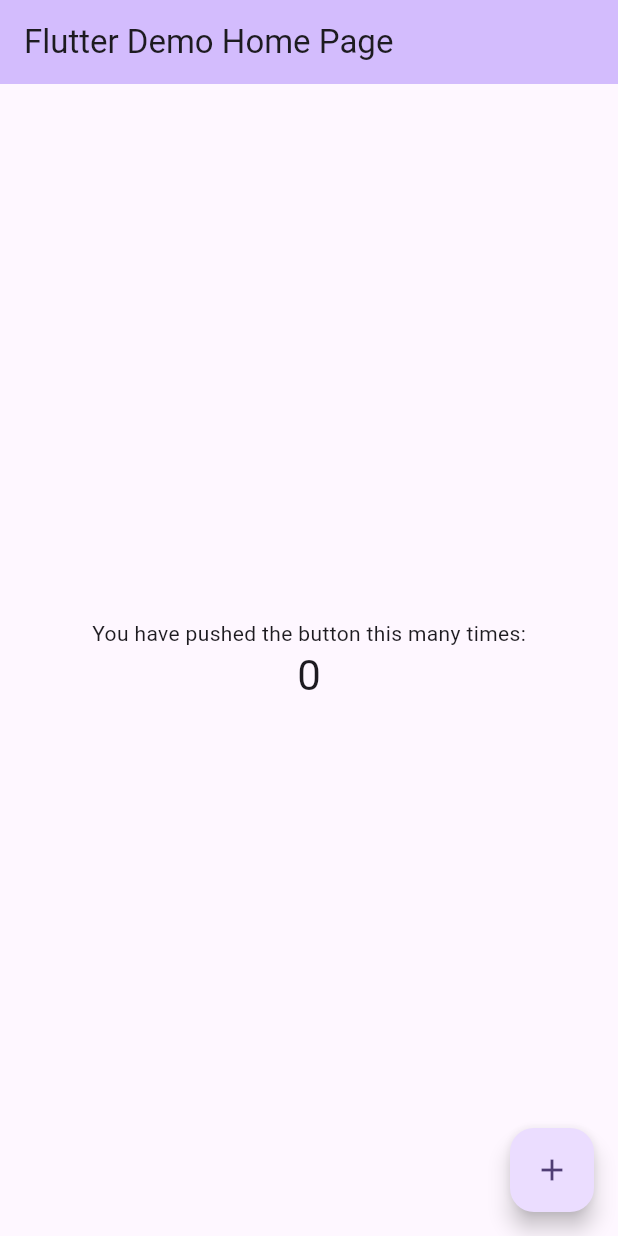
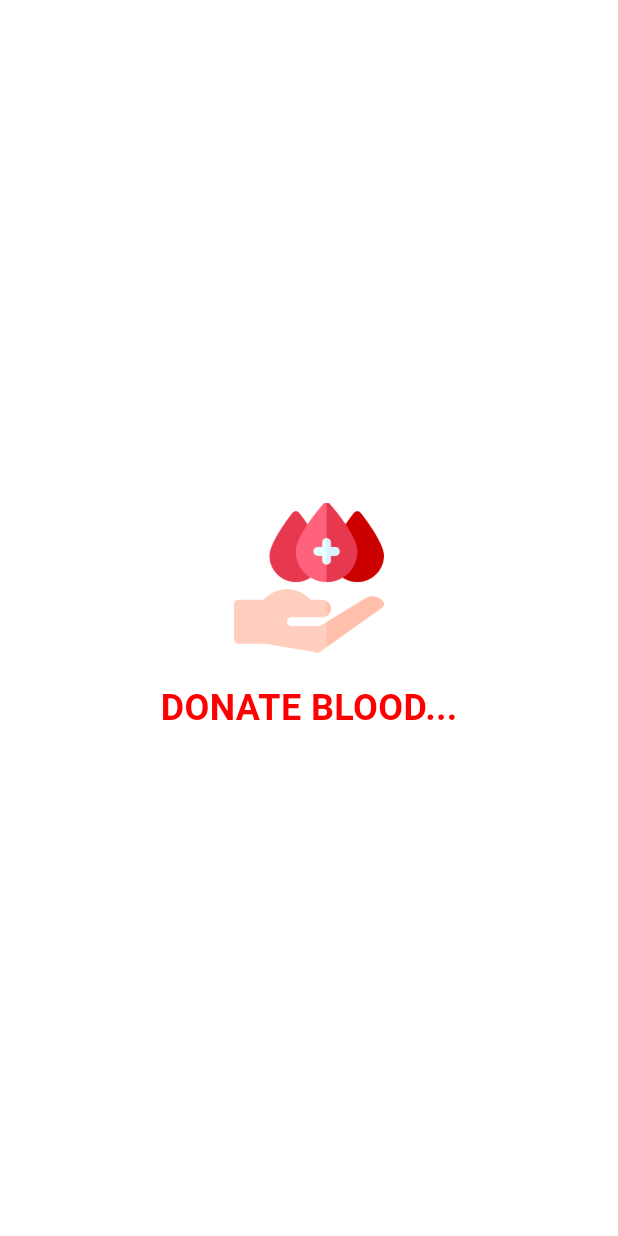
Before and after one commit to ADHARSH45/blood_donation_app-using-flutter, a Flutter app: the screen it shows after launch, on a phone screen of 412 x 824 dp. Run offline on Flutter 3.47's test engine with Material 3 defaults, Android fonts, the phone set to English and light mode, and no system bars.

Commit message:
created home splash screen screens and insert an image as logo and pubspecyaml editted

```diff
--- a/lib/main.dart
+++ b/lib/main.dart
@@ -1,125 +1,21 @@
+import 'package:donate_blood/home.dart';
+import 'package:donate_blood/splash.dart';
 import 'package:flutter/material.dart';
 
 void main() {
-  runApp(const MyApp());
+  runApp(MyApp());
 }
 
 class MyApp extends StatelessWidget {
   const MyApp({super.key});
 
-  // This widget is the root of your application.
   @override
   Widget build(BuildContext context) {
     return MaterialApp(
-      title: 'Flutter Demo',
-      theme: ThemeData(
-        // This is the theme of your application.
-        //
-        // TRY THIS: Try running your application with "flutter run". You'll see
-        // the application has a purple toolbar. Then, without quitting the app,
-        // try changing the seedColor in the colorScheme below to Colors.green
-        // and then invoke "hot reload" (save your changes or press the "hot
-        // reload" button in a Flutter-supported IDE, or press "r" if you used
-        // the command line to start the app).
-        //
-        // Notice that the counter didn't reset back to zero; the application
-        // state is not lost during the reload. To reset the state, use hot
-        // restart instead.
-        //
-        // This works for code too, not just values: Most code changes can be
-        // tested with just a hot reload.
-        colorScheme: ColorScheme.fromSeed(seedColor: Colors.deepPurple),
-        useMaterial3: true,
-      ),
-      home: const MyHomePage(title: 'Flutter Demo Home Page'),
+      title: 'Donate_Blood',
+      debugShowCheckedModeBanner: false,
+      theme: ThemeData(primaryColor: const Color.fromARGB(255, 255, 0, 0)),
+      home: SplashScreen(),
     );
   }
 }
-
-class MyHomePage extends StatefulWidget {
-  const MyHomePage({super.key, required this.title});
-
-  // This widget is the home page of your application. It is stateful, meaning
-  // that it has a State object (defined below) that contains fields that affect
-  // how it looks.
-
-  // This class is the configuration for the state. It holds the values (in this
-  // case the title) provided by the parent (in this case the App widget) and
-  // used by the build method of the State. Fields in a Widget subclass are
-  // always marked "final".
-
-  final String title;
-
-  @override
-  State<MyHomePage> createState() => _MyHomePageState();
-}
-
-class _MyHomePageState extends State<MyHomePage> {
-  int _counter = 0;
-
-  void _incrementCounter() {
-    setState(() {
-      // This call to setState tells the Flutter framework that something has
-      // changed in this State, which causes it to rerun the build method below
-      // so that the display can reflect the updated values. If we changed
-      // _counter without calling setState(), then the build method would not be
-      // called again, and so nothing would appear to happen.
-      _counter++;
-    });
-  }
-
-  @override
-  Widget build(BuildContext context) {
-    // This method is rerun every time setState is called, for instance as done
-    // by the _incrementCounter method above.
-    //
-    // The Flutter framework has been optimized to make rerunning build methods
-    // fast, so that you can just rebuild anything that needs updating rather
-    // than having to individually change instances of widgets.
-    return Scaffold(
-      appBar: AppBar(
-        // TRY THIS: Try changing the color here to a specific color (to
-        // Colors.amber, perhaps?) and trigger a hot reload to see the AppBar
-        // change color while the other colors stay the same.
-        backgroundColor: Theme.of(context).colorScheme.inversePrimary,
-        // Here we take the value from the MyHomePage object that was created by
-        // the App.build method, and use it to set our appbar title.
-        title: Text(widget.title),
-      ),
-      body: Center(
-        // Center is a layout widget. It takes a single child and positions it
-        // in the middle of the parent.
-        child: Column(
-          // Column is also a layout widget. It takes a list of children and
-          // arranges them vertically. By default, it sizes itself to fit its
-          // children horizontally, and tries to be as tall as its parent.
-          //
-          // Column has various properties to control how it sizes itself and
-          // how it positions its children. Here we use mainAxisAlignment to
-          // center the children vertically; the main axis here is the vertical
-          // axis because Columns are vertical (the cross axis would be
-          // horizontal).
-          //
-          // TRY THIS: Invoke "debug painting" (choose the "Toggle Debug Paint"
-          // action in the IDE, or press "p" in the console), to see the
-          // wireframe for each widget.
-          mainAxisAlignment: MainAxisAlignment.center,
-          children: <Widget>[
-            const Text(
-              'You have pushed the button this many times:',
-            ),
-            Text(
-              '$_counter',
-              style: Theme.of(context).textTheme.headlineMedium,
-            ),
-          ],
-        ),
-      ),
-      floatingActionButton: FloatingActionButton(
-        onPressed: _incrementCounter,
-        tooltip: 'Increment',
-        child: const Icon(Icons.add),
-      ), // This trailing comma makes auto-formatting nicer for build methods.
-    );
-  }
-}
--- /dev/null
+++ b/lib/splash.dart
@@ -0,0 +1,36 @@
+import 'package:flutter/material.dart';
+
+class SplashScreen extends StatelessWidget {
+  const SplashScreen({super.key});
+
+  @override
+  Widget build(BuildContext context) {
+    return Scaffold(
+      backgroundColor: const Color.fromARGB(
+          255, 255, 255, 255), // Background color of the splash screen
+      body: Center(
+        child: Column(
+          mainAxisAlignment: MainAxisAlignment.center,
+          children: [
+            // Logo
+            Image.asset(
+              'assets/logo.png', // Replace with your logo path
+              width: 100, // Adjust size as needed
+              height: 100,
+            ),
+            SizedBox(height: 20), // Spacing between logo and title
+            // Title
+            Text(
+              'DONATE BLOOD...',
+              style: TextStyle(
+                fontSize: 24,
+                fontWeight: FontWeight.bold,
+                color: const Color.fromARGB(255, 255, 0, 0), // Text color
+              ),
+            ),
+          ],
+        ),
+      ),
+    );
+  }
+}
--- a/pubspec.yaml
+++ b/pubspec.yaml
@@ -57,6 +57,8 @@ flutter:
   # included with your application, so that you can use the icons in
   # the material Icons class.
   uses-material-design: true
+  assets:
+    - assets/logo.png
 
   # To add assets to your application, add an assets section, like this:
   # assets:
```
Also changed, not shown: lib/a.txt (added, +126 -0 lines), lib/home.dart (added, +31 -0 lines), assets/logo.png (added).
